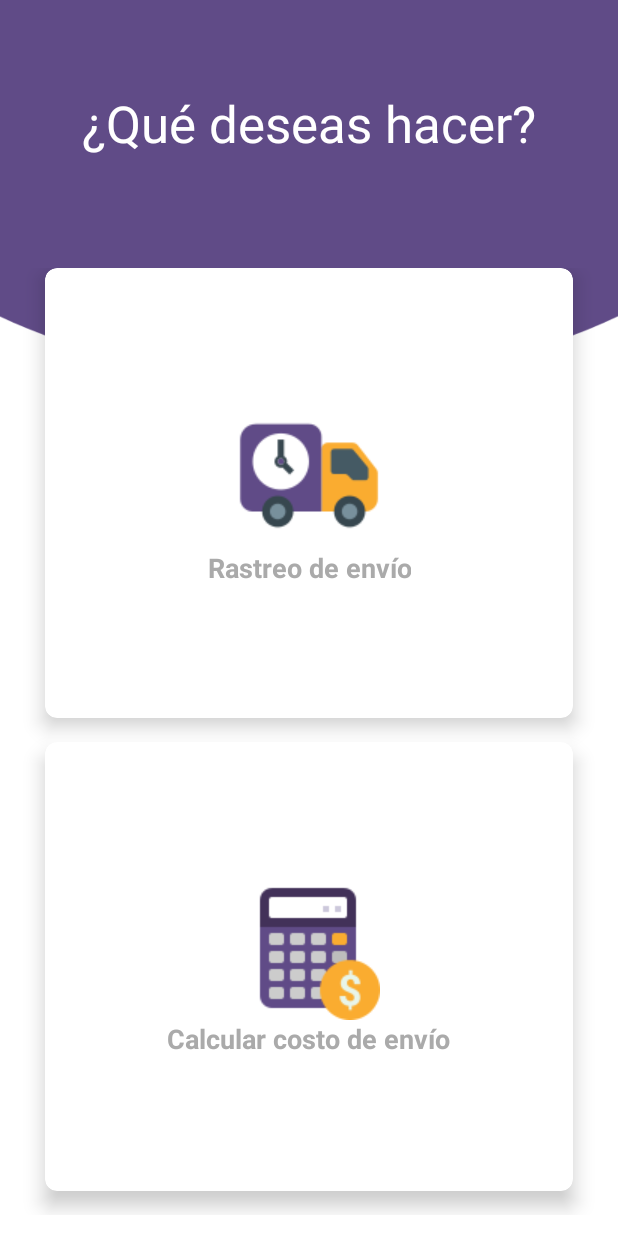
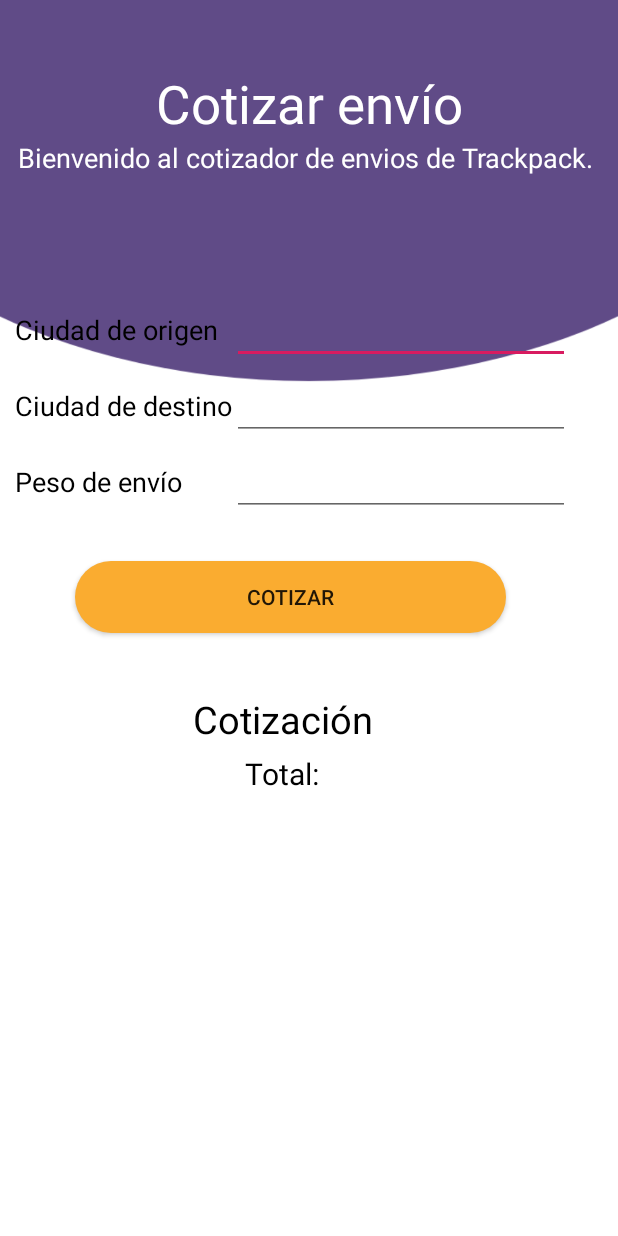
Before and after one commit to jesusmario/TrackPack-App, an Android app: the MenuPrincipal screen opened directly, with no data from a screen before it, after a tap on an icon or button, on a phone screen of 412 x 824 dp. Run offline under Robolectric (Android 15) with nearby library versions, the phone set to English and light mode, and no system bars.

Commit message:
Comunicación con el web service y calculo de costos de envío.

```diff
--- a/app/src/main/java/integrador/itson/mx/trackpack/MenuPrincipal.java
+++ b/app/src/main/java/integrador/itson/mx/trackpack/MenuPrincipal.java
@@ -20,7 +20,8 @@ ImageView deli, estimar;
         estimar.setOnClickListener(new View.OnClickListener() {
             @Override
             public void onClick(View v) {
-                CostoEnvio costoEnvio = new CostoEnvio();
+                Intent o = new Intent(MenuPrincipal.this, CostoEnvio.class);
+                startActivity(o);
 
             }
         });
--- a/app/src/main/java/integrador/itson/mx/trackpack/tbdInfoEnvio.java
+++ b/app/src/main/java/integrador/itson/mx/trackpack/tbdInfoEnvio.java
@@ -143,7 +143,11 @@ public class tbdInfoEnvio extends AppCompatActivity {
                     return enviosFragment;
 
                 case 1:
+                    Orden orden = (Orden) getIntent().getExtras().getSerializable("Orden");
                     MapsFragment mapsFragment = new MapsFragment();
+                    Bundle bunde = new Bundle();
+                    bunde.putSerializable("o", orden);
+                    mapsFragment.setArguments(bunde);
                     return mapsFragment;
             }
 
--- a/app/src/main/res/layout/calc_costo_envio.xml
+++ b/app/src/main/res/layout/calc_costo_envio.xml
@@ -1,86 +1,142 @@
 <?xml version="1.0" encoding="utf-8"?>
-<RelativeLayout xmlns:android="http://schemas.android.com/apk/res/android"
-    xmlns:app="http://schemas.android.com/apk/res-auto"
+<GridLayout xmlns:android="http://schemas.android.com/apk/res/android"
     xmlns:tools="http://schemas.android.com/tools"
-    android:layout_width="match_parent"
+    android:orientation="vertical" android:layout_width="match_parent"
     android:layout_height="match_parent"
-    tools:context=".CostoEnvio">
+    android:background="@drawable/fondoo"
+    android:columnCount="2"
+    android:rowCount="10"
+    android:id="@+id/asd"
+    tools:ignore="InvalidId">
 
-    <android.support.v7.widget.Toolbar
-        android:id="@+id/my_toolbar"
+    <TextView
         android:layout_width="match_parent"
-        android:layout_height="69dp"
-        android:background="@color/colorPrimary"
-        app:title="Calcular costo de envío"
-        app:titleTextColor="@color/coloresTitulos"
-        android:elevation="4dp"
-        android:theme="@style/ThemeOverlay.AppCompat.ActionBar"
-        app:popupTheme="@style/ThemeOverlay.AppCompat.Light" />
+        android:layout_row="0"
+        android:layout_column="0"
+        android:layout_marginTop="45dp"
+        android:textAlignment="center"
+        android:layout_columnSpan="2"
+        android:text="Cotizar envío"
+        android:textColor="@android:color/white"
+        android:textSize="35sp" />
 
-    <fragment xmlns:android="http://schemas.android.com/apk/res/android"
-        xmlns:map="http://schemas.android.com/apk/res-auto"
-        xmlns:tools="http://schemas.android.com/tools"
-        android:id="@+id/map"
-        android:name="com.google.android.gms.maps.SupportMapFragment"
+    <TextView
         android:layout_width="match_parent"
-        android:layout_height="211dp"
-        android:layout_alignParentStart="true"
-        android:layout_marginTop="10dp"
-        tools:context=".MapsActivity" />
+        android:layout_row="1"
+        android:layout_column="0"
+        android:textAlignment="center"
+        android:layout_columnSpan="2"
+        android:text="Bienvenido al cotizador de envios de Trackpack. "
+        android:textColor="@android:color/white"
+        android:textSize="18sp" />
+
+    <TextView
+        android:layout_width="wrap_content"
+        android:layout_row="2"
+        android:layout_column="0"
+        android:layout_marginLeft="10dp"
+        android:layout_marginTop="80dp"
+        android:text="Ciudad de origen"
+        android:textAlignment="viewStart"
+        android:textColor="@android:color/black"
+        android:textSize="18sp" />
 
     <EditText
-        android:id="@+id/txtLocationA"
-        android:layout_width="300dp"
-        android:layout_height="40dp"
-        android:layout_alignParentEnd="true"
-        android:layout_marginTop="240dp"
-        android:layout_marginEnd="42dp"
-        android:hint="Desde" />
-    <EditText
-        android:id="@+id/txtLocationB"
-        android:layout_width="300dp"
-        android:layout_height="40dp"
-        android:layout_alignParentEnd="true"
-        android:layout_marginTop="290dp"
-        android:layout_marginEnd="42dp"
-        android:hint="Hasta" />
+        android:id="@+id/locationA"
+        android:layout_width="225dp"
+        android:layout_row="2"
+        android:layout_column="1"
+        android:layout_marginTop="80dp"
+        android:textAlignment="viewStart"
+        android:textColor="@android:color/black"
+        android:textSize="18sp" />
+    <TextView
+        android:layout_width="wrap_content"
+        android:layout_row="3"
+        android:layout_column="0"
+        android:layout_marginLeft="10dp"
+        android:layout_marginTop="5dp"
+        android:text="Ciudad de destino"
+        android:textAlignment="viewStart"
+        android:textColor="@android:color/black"
+        android:textSize="18sp" />
 
     <EditText
-        android:id="@+id/txtKilos"
-        android:layout_width="300dp"
-        android:layout_height="40dp"
-        android:layout_alignBottom="@+id/txtLocationA"
-        android:layout_alignParentEnd="true"
-        android:layout_marginEnd="41dp"
-        android:layout_marginBottom="-101dp"
-        android:hint="Kilogramos a enviar" />
+        android:id="@+id/locationB"
+        android:layout_width="225dp"
+        android:layout_row="3"
+        android:layout_column="1"
+        android:layout_marginTop="5dp"
+        android:textAlignment="viewStart"
+        android:textColor="@android:color/black"
+        android:textSize="18sp" />
+    <TextView
+        android:layout_width="wrap_content"
+        android:layout_row="4"
+        android:layout_column="0"
+        android:layout_marginLeft="10dp"
+        android:layout_marginTop="5dp"
+        android:text="Peso de envío"
+        android:textAlignment="viewStart"
+        android:textColor="@android:color/black"
+        android:textSize="18sp" />
+    <EditText
+        android:id="@+id/peso"
+        android:layout_width="225dp"
+        android:layout_row="4"
+        android:layout_column="1"
+        android:layout_marginTop="5dp"
+        android:textAlignment="viewStart"
+        android:textColor="@android:color/black"
+        android:textSize="18sp" />
 
     <Button
         android:id="@+id/btnCalcular"
-        android:layout_width="300dp"
-        android:layout_height="40dp"
-        android:layout_below="@id/txtLocationA"
-        android:layout_centerHorizontal="true"
-        android:layout_marginTop="114dp"
-        android:background="@drawable/edit_circle"
-        android:text="Calcular envio"
-        android:textColor="@android:color/white" />
+        android:layout_width="287dp"
+        android:layout_marginLeft="50dp"
+        android:layout_marginTop="30dp"
+        android:layout_row="5"
+        android:layout_column="0"
+        android:layout_columnSpan="2"
+        android:background="@drawable/bgbtn"
+        android:text="Cotizar" />
 
-    <Button
-        android:id="@+id/btnRegresar"
-        android:layout_width="300dp"
-        android:layout_height="40dp"
-        android:layout_below="@id/txtLocationA"
-        android:layout_centerHorizontal="true"
-        android:layout_marginTop="166dp"
-        android:background="@drawable/edit_circle"
-        android:text="@string/boton_regresar"
-        android:textColor="@android:color/white" />
+    <TextView
+        android:id="@+id/txtTextoCotizacion"
+        android:layout_width="358dp"
+        android:layout_row="6"
+        android:layout_column="0"
+        android:layout_columnSpan="2"
+        android:layout_marginLeft="10dp"
+        android:layout_marginTop="40dp"
+        android:text="Cotización"
+        android:textAlignment="center"
+        android:textColor="@android:color/black"
+        android:textSize="25sp" />
 
+    <TextView
+        android:id="@+id/textototal"
+        android:layout_width="355dp"
+        android:layout_row="7"
+        android:layout_column="0"
+        android:layout_columnSpan="2"
+        android:layout_marginLeft="10dp"
+        android:layout_marginTop="5dp"
+        android:text="Total:"
+        android:textAlignment="center"
+        android:textColor="@android:color/black"
+        android:textSize="20sp" />
 
+    <TextView
+        android:id="@+id/txtCotizacion"
+        android:layout_width="354dp"
+        android:layout_row="8"
+        android:layout_column="0"
+        android:layout_columnSpan="2"
+        android:layout_marginLeft="10dp"
+        android:layout_marginTop="5dp"
+        android:textAlignment="center"
+        android:textColor="@android:color/black"
+        android:textSize="18sp" />
 
-    <!-- TODO: Update blank fragment layout -->
-
-
-
-</RelativeLayout>
+</GridLayout>
--- a/app/src/main/res/layout/fragment_envios.xml
+++ b/app/src/main/res/layout/fragment_envios.xml
@@ -15,8 +15,7 @@
         android:layout_width="match_parent"
         android:layout_height="200dp"
         android:layout_row="0"
-        android:layout_column="0"
-        >
+        android:layout_column="0">
 
         <TextView
             android:id="@+id/textGrid"
--- a/build.gradle
+++ b/build.gradle
@@ -7,7 +7,7 @@ buildscript {
         jcenter()
     }
     dependencies {
-        classpath 'com.android.tools.build:gradle:3.2.0'
+        classpath 'com.android.tools.build:gradle:3.2.1'
 
 
         // NOTE: Do not place your application dependencies here; they belong
```
Also changed, not shown: app/src/main/AndroidManifest.xml (+2 -17 lines), app/src/main/java/integrador/itson/mx/trackpack/CostoEnvio.java (+120 -136 lines), app/src/main/java/integrador/itson/mx/trackpack/EnviosFragment.java (+3 -56 lines), app/src/main/java/integrador/itson/mx/trackpack/MapsFragment.java (+48 -6 lines), app/src/main/java/integrador/itson/mx/trackpack/RastrearEnvio.java (+55 -13 lines), app/src/main/res/mipmap-xxhdpi/icontrackpack.png (added).
